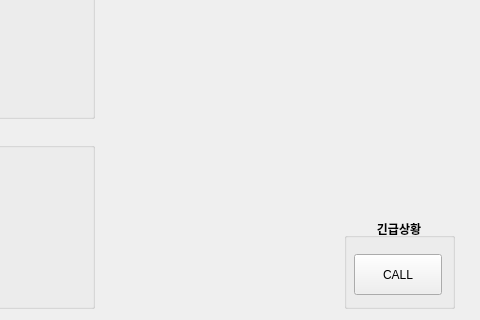
The window that ui/vending_machine.ui (YunOh21/pbl_vending_machine) describes before a commit, drawn with Qt 5; both pictures show x 546 to 1026 and y 572 to 892 of the 1026 by 892 pixel window.
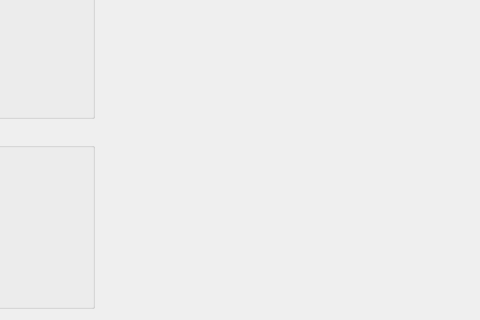
The same window after the commit.

Commit message: chore: 구현 안 된 버튼 제거

```diff
--- a/ui/vending_machine.ui
+++ b/ui/vending_machine.ui
@@ -111,47 +111,6 @@
     </property>
    </widget>
   </widget>
-  <widget class="QGroupBox" name="groupBox_5">
-   <property name="geometry">
-    <rect>
-     <x>890</x>
-     <y>790</y>
-     <width>111</width>
-     <height>91</height>
-    </rect>
-   </property>
-   <property name="font">
-    <font>
-     <weight>75</weight>
-     <bold>true</bold>
-    </font>
-   </property>
-   <property name="title">
-    <string>긴급상황</string>
-   </property>
-   <property name="alignment">
-    <set>Qt::AlignCenter</set>
-   </property>
-   <widget class="QPushButton" name="pushButton_9">
-    <property name="geometry">
-     <rect>
-      <x>10</x>
-      <y>36</y>
-      <width>88</width>
-      <height>41</height>
-     </rect>
-    </property>
-    <property name="font">
-     <font>
-      <weight>50</weight>
-      <bold>false</bold>
-     </font>
-    </property>
-    <property name="text">
-     <string>CALL</string>
-    </property>
-   </widget>
-  </widget>
   <widget class="QGroupBox" name="products">
    <property name="geometry">
     <rect>
```
The commit also changes 1 other file.
